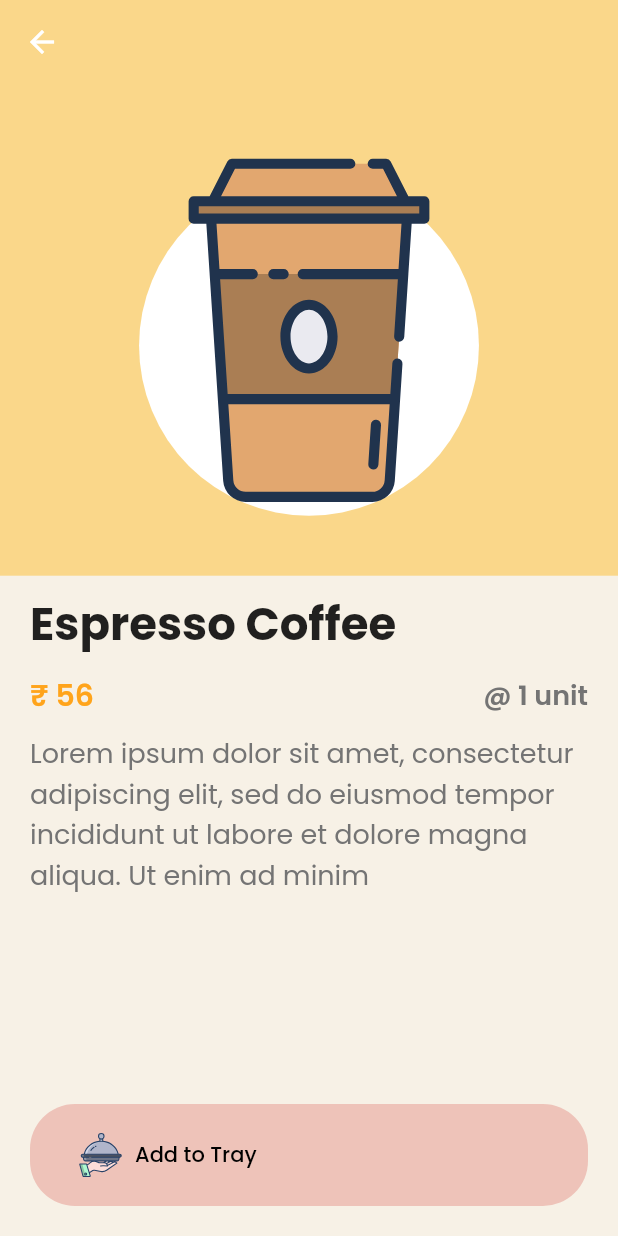
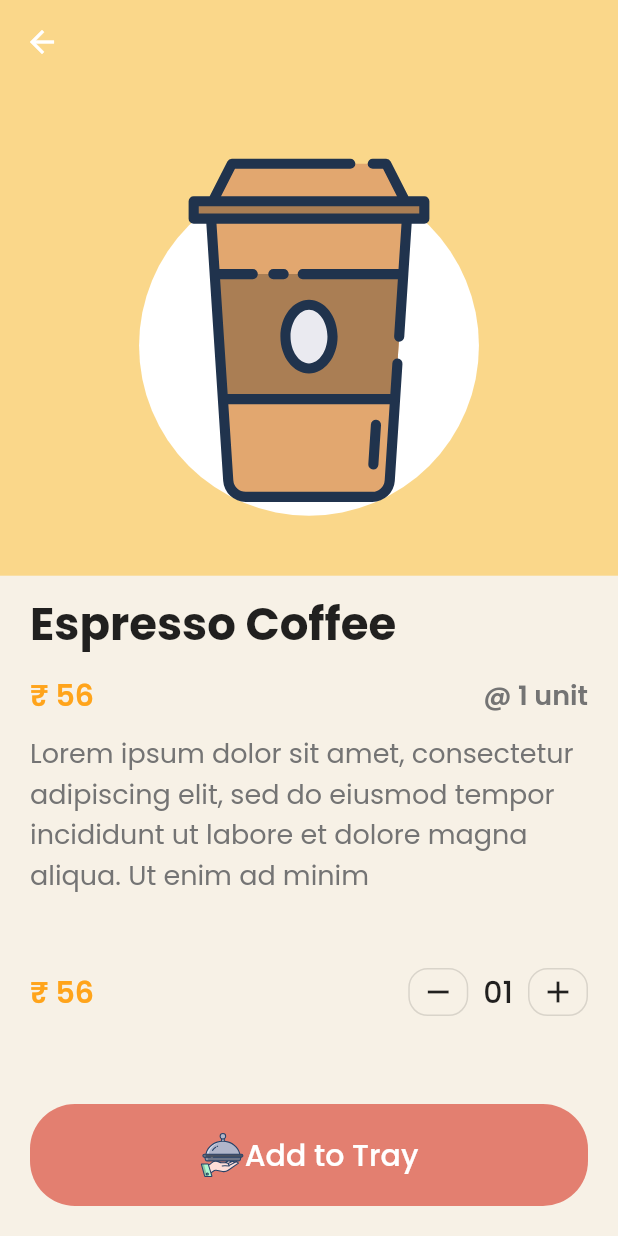
Before and after one commit to saiankit/officeCafeteria, a Flutter app: the DetailsScreen screen opened directly with sample values from the repository, on a phone screen of 412 x 824 dp. Run offline on Flutter 3.47's test engine with Material 2 defaults, Android fonts, the phone set to English and light mode, and no system bars; our stand-ins replace flutter_svg, google_fonts, image_picker; project files that could hold a hidden picture were left out.

Commit message:
add counter

```diff
--- a/lib/main.dart
+++ b/lib/main.dart
@@ -2,6 +2,7 @@ import 'package:flutter/material.dart';
 import 'package:flutter/services.dart';
 import 'package:google_fonts/google_fonts.dart';
 import 'package:officecafeteria/providers/categoriesProvider.dart';
+import 'package:officecafeteria/providers/productCount.dart';
 import 'package:officecafeteria/providers/userDataProvider.dart';
 import 'package:officecafeteria/screens/homeScreen.dart';
 import 'package:officecafeteria/screens/previewScreen.dart';
@@ -29,6 +30,7 @@ class _MyAppState extends State<MyApp> {
       providers: [
         ChangeNotifierProvider(create: (_) => UserDataProvider()),
         ChangeNotifierProvider(create: (_) => CategoriesProvider()),
+        ChangeNotifierProvider(create: (_) => ProductCount()),
       ],
       child: MaterialApp(
         theme: ThemeData(
--- a/lib/screens/detailScreen.dart
+++ b/lib/screens/detailScreen.dart
@@ -1,6 +1,9 @@
 import 'package:flutter/material.dart';
 import 'package:flutter_svg/svg.dart';
+import 'package:officecafeteria/providers/productCount.dart';
+import 'package:officecafeteria/screens/homeScreen.dart';
 import 'package:officecafeteria/utilities/colors.dart';
+import 'package:provider/provider.dart';
 import '../models/product.dart';
 
 const kBackgroundColor = Color(0xFFF1EFF1);
@@ -129,6 +132,27 @@ class Body extends StatelessWidget {
             ),
           ),
           Spacer(),
+          Padding(
+            padding:
+                const EdgeInsets.symmetric(horizontal: 20.0, vertical: 10.0),
+            child: Row(
+              mainAxisAlignment: MainAxisAlignment.spaceBetween,
+              children: [
+                Consumer<ProductCount>(
+                  builder: (context, count, _) => Text(
+                    '\₹ ${product.price * count.productCount}',
+                    style: TextStyle(
+                      fontSize: 20,
+                      fontWeight: FontWeight.w600,
+                      color: kSecondaryColor,
+                    ),
+                  ),
+                ),
+                CartCounter(),
+              ],
+            ),
+          ),
+          Spacer(),
           ChatAndAddToCart(),
         ],
       ),
@@ -149,7 +173,7 @@ class ProductPoster extends StatelessWidget {
   @override
   Widget build(BuildContext context) {
     return Container(
-      margin: EdgeInsets.symmetric(vertical: kDefaultPadding),
+      margin: EdgeInsets.symmetric(vertical: 20),
       height: size.width * 0.65,
       child: Stack(
         alignment: Alignment.bottomCenter,
@@ -184,28 +208,92 @@ class ChatAndAddToCart extends StatelessWidget {
     return Container(
       margin: EdgeInsets.all(kDefaultPadding),
       padding: EdgeInsets.symmetric(
-        horizontal: kDefaultPadding,
-        vertical: kDefaultPadding / 2,
+        horizontal: 20,
+        vertical: 10,
       ),
       decoration: BoxDecoration(
-        color: AppColors.skinColor,
+        color: Color(0xffe37f70),
         borderRadius: BorderRadius.circular(30),
       ),
-      child: Row(
-        children: <Widget>[
-          FlatButton.icon(
-            onPressed: () {},
-            icon: SvgPicture.asset(
+      child: FlatButton(
+        onPressed: () {
+          Navigator.pop(context);
+        },
+        child: Row(
+          mainAxisAlignment: MainAxisAlignment.center,
+          children: <Widget>[
+            SvgPicture.asset(
               "assets/food_tray.svg",
               height: 30.0,
             ),
-            label: Text(
+            Text(
               "Add to Tray",
-              style: TextStyle(color: Colors.black),
+              style: TextStyle(
+                color: Colors.white,
+                fontSize: 20.0,
+              ),
+            ),
+          ],
+        ),
+      ),
+    );
+  }
+}
+
+class CartCounter extends StatefulWidget {
+  @override
+  _CartCounterState createState() => _CartCounterState();
+}
+
+class _CartCounterState extends State<CartCounter> {
+  int numOfItems = 1;
+  @override
+  Widget build(BuildContext context) {
+    return Consumer<ProductCount>(
+      builder: (context, count, _) => Row(
+        children: <Widget>[
+          buildOutlineButton(
+            icon: Icons.remove,
+            press: () {
+              setState(() {
+                numOfItems--;
+              });
+              count.decrementCounter();
+            },
+          ),
+          Padding(
+            padding: const EdgeInsets.symmetric(horizontal: 10),
+            child: Text(
+              // if our item is less  then 10 then  it shows 01 02 like that
+              count.productCount.toString().padLeft(2, "0"),
+              style: Theme.of(context).textTheme.headline6,
             ),
           ),
+          buildOutlineButton(
+              icon: Icons.add,
+              press: () {
+                setState(() {
+                  numOfItems++;
+                });
+                count.updateCounter();
+              }),
         ],
       ),
     );
   }
+
+  SizedBox buildOutlineButton({IconData icon, Function press}) {
+    return SizedBox(
+      width: 40,
+      height: 32,
+      child: OutlineButton(
+        padding: EdgeInsets.zero,
+        shape: RoundedRectangleBorder(
+          borderRadius: BorderRadius.circular(13),
+        ),
+        onPressed: press,
+        child: Icon(icon),
+      ),
+    );
+  }
 }
--- a/lib/screens/homeScreen.dart
+++ b/lib/screens/homeScreen.dart
@@ -95,7 +95,7 @@ class ProductCard extends StatelessWidget {
     return Container(
       margin: EdgeInsets.symmetric(
         horizontal: 20,
-        vertical: 20 / 2,
+        vertical: 10,
       ),
       height: 160,
       child: InkWell(
@@ -152,7 +152,7 @@ class ProductCard extends StatelessWidget {
                       padding: const EdgeInsets.symmetric(horizontal: 20),
                       child: Text(
                         product.title,
-                        style: Theme.of(context).textTheme.button,
+                        style: Theme.of(context).textTheme.headline6,
                       ),
                     ),
                     Spacer(),
@@ -160,7 +160,7 @@ class ProductCard extends StatelessWidget {
                       padding: const EdgeInsets.symmetric(horizontal: 20),
                       child: Text(
                         "\$${product.price}",
-                        style: Theme.of(context).textTheme.button,
+                        style: Theme.of(context).textTheme.subtitle1,
                       ),
                     ),
                     Spacer(),
```
Also changed, not shown: lib/providers/productCount.dart (added, +17 -0 lines).
